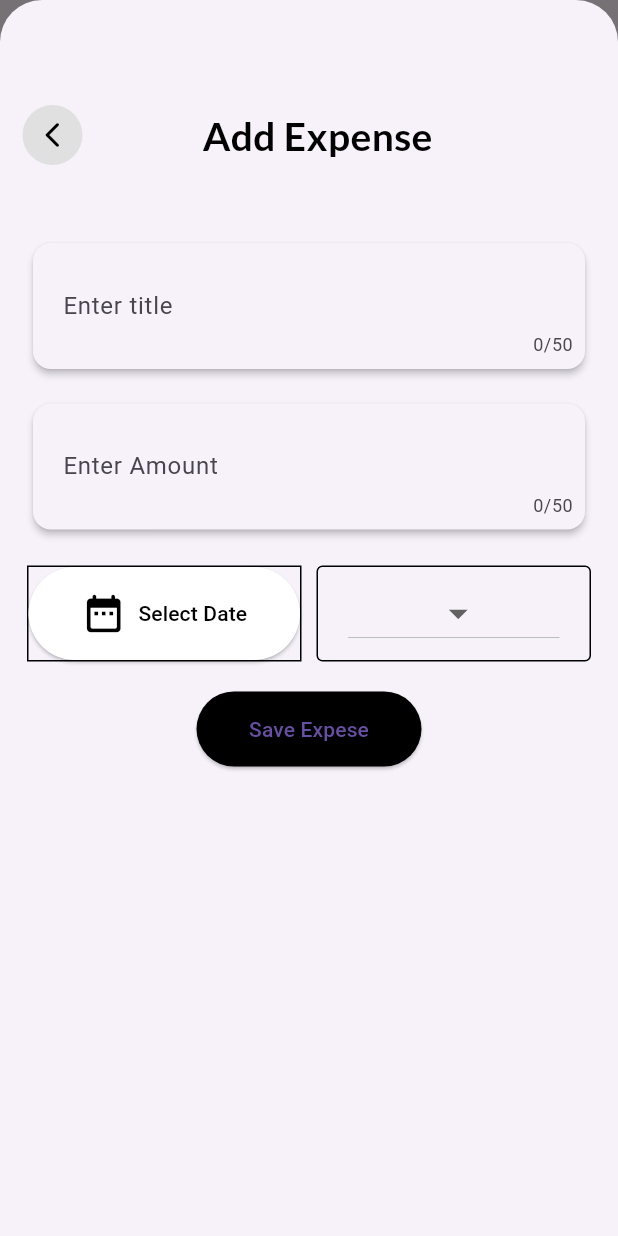
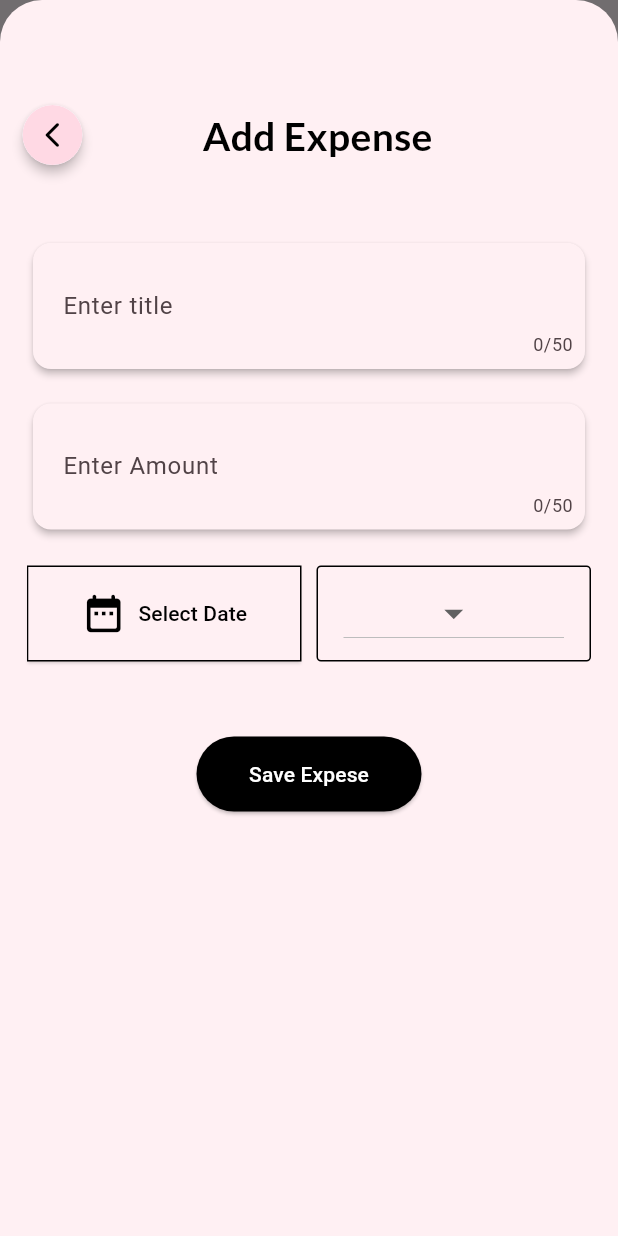
Before and after one commit to Rohiw08/expense-tracker, a Flutter app: the screen it shows after launch, after a tap on the "add" icon, on a phone screen of 412 x 824 dp. Run offline on Flutter 3.47's test engine with Material 3 defaults, Android fonts, the phone set to English and light mode, and no system bars; our stand-ins replace google_fonts.

Commit message:
new theme

```diff
--- a/lib/main.dart
+++ b/lib/main.dart
@@ -1,5 +1,9 @@
 import 'package:expensetracker/screens/expenses_home.dart';
 import 'package:flutter/material.dart';
+
+var kColorScheme = ColorScheme.fromSeed(
+  seedColor: const Color.fromARGB(255, 237, 179, 199),
+);
 
 void main() {
   runApp(const ExpenseTrackerApp());
@@ -10,7 +14,13 @@ class ExpenseTrackerApp extends StatelessWidget {
 
   @override
   Widget build(BuildContext context) {
-    return const MaterialApp(
-        debugShowCheckedModeBanner: false, home: Expenses());
+    return MaterialApp(
+      theme: ThemeData().copyWith(
+          useMaterial3: true,
+          colorScheme: kColorScheme,
+          scaffoldBackgroundColor: Color.fromARGB(255, 247, 238, 241)),
+      debugShowCheckedModeBanner: false,
+      home: const Expenses(),
+    );
   }
 }
--- a/lib/models/expense.dart
+++ b/lib/models/expense.dart
@@ -5,6 +5,7 @@ const uuid = Uuid();
 
 enum ItemCategory { food, travel, leisure, work }
 
+// ignore: constant_identifier_names
 const ItemCategoryIcons = {
   ItemCategory.food: Icons.lunch_dining,
   ItemCategory.travel: Icons.flight_takeoff,
--- a/lib/screens/expenses_home.dart
+++ b/lib/screens/expenses_home.dart
@@ -1,6 +1,4 @@
 import 'package:expensetracker/models/expense.dart';
-import 'package:expensetracker/widgets/add_button.dart';
-import 'package:expensetracker/widgets/back_button.dart';
 import 'package:expensetracker/widgets/expenses_list.dart';
 import 'package:expensetracker/screens/new_expense.dart';
 import 'package:expensetracker/widgets/title_text.dart';
@@ -16,10 +14,35 @@ class Expenses extends StatefulWidget {
 class _ExpensesState extends State<Expenses> {
   final List<Expense> _registeredExpenses = [];
 
+  Widget mainContent = const Center(
+    child: Text('No expense found. Start Adding some'),
+  );
+
   void _addExpense(Expense expense) {
     setState(() {
       _registeredExpenses.add(expense);
     });
+  }
+
+  void _removeExpense(Expense expense) {
+    final expenseIndex = _registeredExpenses.indexOf(expense);
+    setState(() {
+      _registeredExpenses.remove(expense);
+    });
+    ScaffoldMessenger.of(context).showSnackBar(
+      SnackBar(
+        duration: const Duration(seconds: 3),
+        content: const Text('Expense deleted'),
+        action: SnackBarAction(
+          label: 'Undo',
+          onPressed: () {
+            setState(() {
+              _registeredExpenses.insert(expenseIndex, expense);
+            });
+          },
+        ),
+      ),
+    );
   }
 
   void onAddButtonPressed() {
@@ -37,13 +60,20 @@ class _ExpensesState extends State<Expenses> {
 
   @override
   Widget build(BuildContext context) {
+    if (_registeredExpenses.isNotEmpty) {
+      mainContent = ExpensesList(
+        expenses: _registeredExpenses,
+        removeFunction: _removeExpense,
+      );
+    }
+
     return SafeArea(
       child: Scaffold(
         appBar: PreferredSize(
           preferredSize: const Size.fromHeight(100),
           child: AppBar(
             toolbarHeight: 100,
-            leading: const CustomBackButton(),
+            // leading: const CustomBackButton(),
             title: const AppBarTitle(appbarTitleText: 'Activity'),
             centerTitle: true,
             elevation: 0,
@@ -54,15 +84,16 @@ class _ExpensesState extends State<Expenses> {
           crossAxisAlignment: CrossAxisAlignment.center,
           children: [
             Expanded(
-              child: ExpensesList(
-                expenses: _registeredExpenses,
-              ),
+              child: mainContent,
             ),
           ],
         ),
-        bottomNavigationBar: GestureDetector(
-          onTap: onAddButtonPressed,
-          child: const AddButton(),
+        floatingActionButton: Padding(
+          padding: const EdgeInsets.all(18.0),
+          child: FloatingActionButton(
+            onPressed: onAddButtonPressed,
+            child: const Icon(Icons.add),
+          ),
         ),
       ),
     );
--- a/lib/screens/new_expense.dart
+++ b/lib/screens/new_expense.dart
@@ -4,7 +4,7 @@ import 'package:expensetracker/models/expense.dart';
 import 'package:flutter/material.dart';
 
 class NewExpense extends StatefulWidget {
-  NewExpense({
+  const NewExpense({
     required this.addExpense,
     super.key,
   });
@@ -133,9 +133,9 @@ class _NewExpenseState extends State<NewExpense> {
                       ),
                       child: ElevatedButton.icon(
                         style: ElevatedButton.styleFrom(
-                          backgroundColor: Colors.white,
+                          // backgroundColor: Colors.white,
                           foregroundColor: Colors.black,
-
+                          shape: const BeveledRectangleBorder(),
                           padding:
                               const EdgeInsets.all(16), // Increase button size
                         ),
@@ -155,10 +155,10 @@ class _NewExpenseState extends State<NewExpense> {
                   Expanded(
                     child: Container(
                       padding: const EdgeInsets.symmetric(
-                          horizontal: 20, vertical: 7),
+                          horizontal: 17, vertical: 7),
                       decoration: BoxDecoration(
-                        borderRadius: BorderRadius.circular(4),
-                        border: Border.all(color: Colors.black),
+                        borderRadius: BorderRadius.circular(3),
+                        border: Border.all(),
                       ),
                       child: DropdownButton(
                         iconSize: 30,
@@ -189,11 +189,14 @@ class _NewExpenseState extends State<NewExpense> {
                 ],
               ),
               const SizedBox(
-                height: 20,
+                height: 50,
               ),
               ElevatedButton(
                 style: ElevatedButton.styleFrom(
-                    backgroundColor: Colors.black, fixedSize: Size(150, 50)),
+                  backgroundColor: Colors.black,
+                  foregroundColor: Colors.white,
+                  fixedSize: const Size(150, 50),
+                ),
                 onPressed: _submitSelectedData,
                 child: const Text('Save Expese'),
               ),
--- a/lib/widgets/add_button.dart
+++ /dev/null
@@ -1,29 +0,0 @@
-import 'package:flutter/material.dart';
-
-class AddButton extends StatelessWidget {
-  const AddButton({
-    Key? key,
-  }) : super(key: key);
-
-  @override
-  Widget build(BuildContext context) {
-    return SizedBox(
-      height: 70,
-      child: Center(
-        child: Container(
-          margin: const EdgeInsets.all(5),
-          decoration: BoxDecoration(
-            shape: BoxShape.circle,
-            color: Theme.of(context).primaryColor,
-          ),
-          child: const Center(
-            child: Icon(
-              Icons.add,
-              color: Colors.white,
-            ),
-          ),
-        ),
-      ),
-    );
-  }
-}
--- a/lib/widgets/back_button.dart
+++ b/lib/widgets/back_button.dart
@@ -1,3 +1,4 @@
+import 'package:expensetracker/main.dart';
 import 'package:flutter/material.dart';
 
 class CustomBackButton extends StatelessWidget {
@@ -7,19 +8,23 @@ class CustomBackButton extends StatelessWidget {
   Widget build(BuildContext context) {
     return Padding(
       padding: const EdgeInsets.only(left: 15),
+      child: Material(
+        elevation: 3,
+        shape: const CircleBorder(),
+        clipBehavior: Clip.antiAlias,
+        child: GestureDetector(
+          onTap: () {
+            Navigator.of(context).pop();
+          },
           child: Container(
             height: 40,
             width: 40,
             decoration: BoxDecoration(
-          color: Colors.grey[300],
+              color: kColorScheme.secondaryContainer,
               shape: BoxShape.circle,
             ),
-        child: Center(
-          child: GestureDetector(
-            onTap: () {
-              Navigator.of(context).pop();
-            },
-            child: const Icon(
+            child: const Center(
+              child: Icon(
                 Icons.arrow_back_ios_new_rounded,
                 size: 20,
                 color: Colors.black,
@@ -27,6 +32,7 @@ class CustomBackButton extends StatelessWidget {
             ),
           ),
         ),
+      ),
     );
   }
 }
--- a/lib/widgets/expense_item.dart
+++ b/lib/widgets/expense_item.dart
@@ -27,7 +27,7 @@ class ExpenseItem extends StatelessWidget {
             style: Theme.of(context).textTheme.titleLarge,
           ),
           subtitle: Text(
-            'Category: ${expense.category}',
+            'Category: ${(expense.category).toString().substring(13)}',
             style: Theme.of(context).textTheme.bodySmall,
           ),
           trailing: Column(
@@ -35,7 +35,7 @@ class ExpenseItem extends StatelessWidget {
             crossAxisAlignment: CrossAxisAlignment.end,
             children: [
               Text(
-                '\$${expense.amount.toString()}',
+                '₹${expense.amount.toString()}',
                 style: GoogleFonts.varelaRound(
                   fontSize: 16,
                   fontWeight: FontWeight.bold,
--- a/lib/widgets/expenses_list.dart
+++ b/lib/widgets/expenses_list.dart
@@ -1,19 +1,28 @@
+import 'dart:math';
+
 import 'package:expensetracker/models/expense.dart';
 import 'package:expensetracker/widgets/expense_item.dart';
 import 'package:flutter/material.dart';
 
 class ExpensesList extends StatelessWidget {
-  const ExpensesList({Key? key, required this.expenses}) : super(key: key);
+  const ExpensesList(
+      {Key? key, required this.expenses, required this.removeFunction})
+      : super(key: key);
 
   final List<Expense> expenses;
+  final void Function(Expense expense) removeFunction;
 
   @override
   Widget build(BuildContext context) {
     return ListView.builder(
-      shrinkWrap: true,
-      itemCount: expenses.length,
-      itemBuilder: (context, index) =>
-          ExpenseItem(expenses[expenses.length - index - 1]),
-    );
+        shrinkWrap: true,
+        itemCount: expenses.length,
+        itemBuilder: (context, index) => Dismissible(
+              key: ValueKey(expenses[max(0, expenses.length - index - 1)]),
+              onDismissed: (direction) {
+                removeFunction(expenses[max(0, expenses.length - index - 1)]);
+              },
+              child: ExpenseItem(expenses[max(0, expenses.length - index - 1)]),
+            ));
   }
 }
--- a/lib/widgets/title_text.dart
+++ b/lib/widgets/title_text.dart
@@ -7,6 +7,7 @@ class AppBarTitle extends StatelessWidget {
     super.key,
   });
 
+  // ignore: prefer_typing_uninitialized_variables
   final appbarTitleText;
 
   @override
```
Lines whose indentation alone changed are shown as unchanged.
